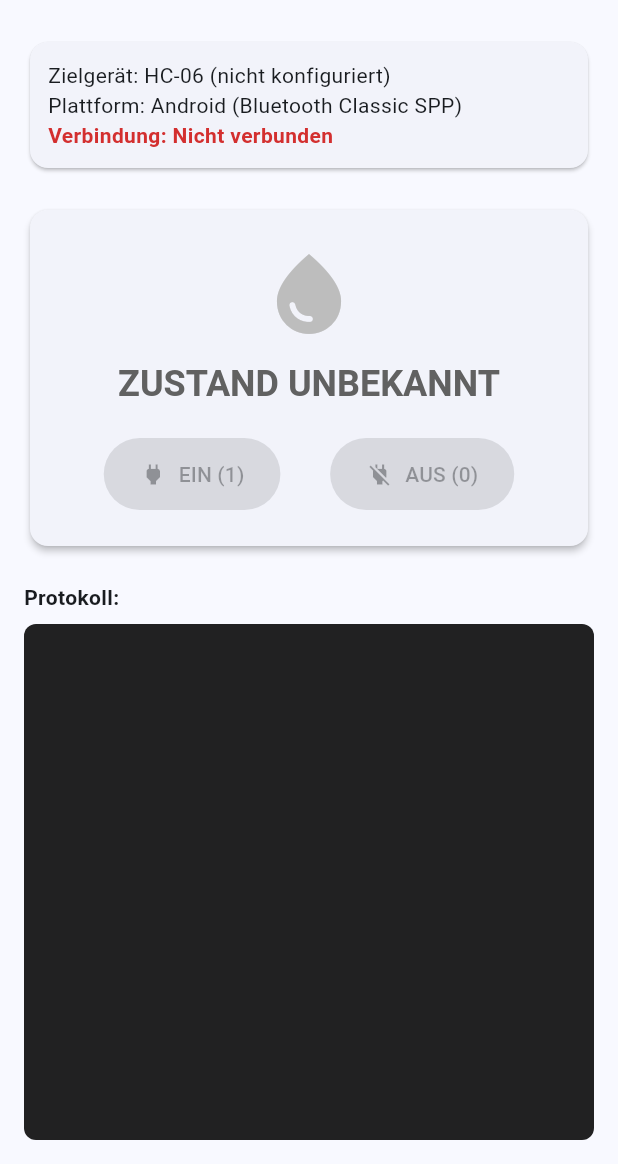
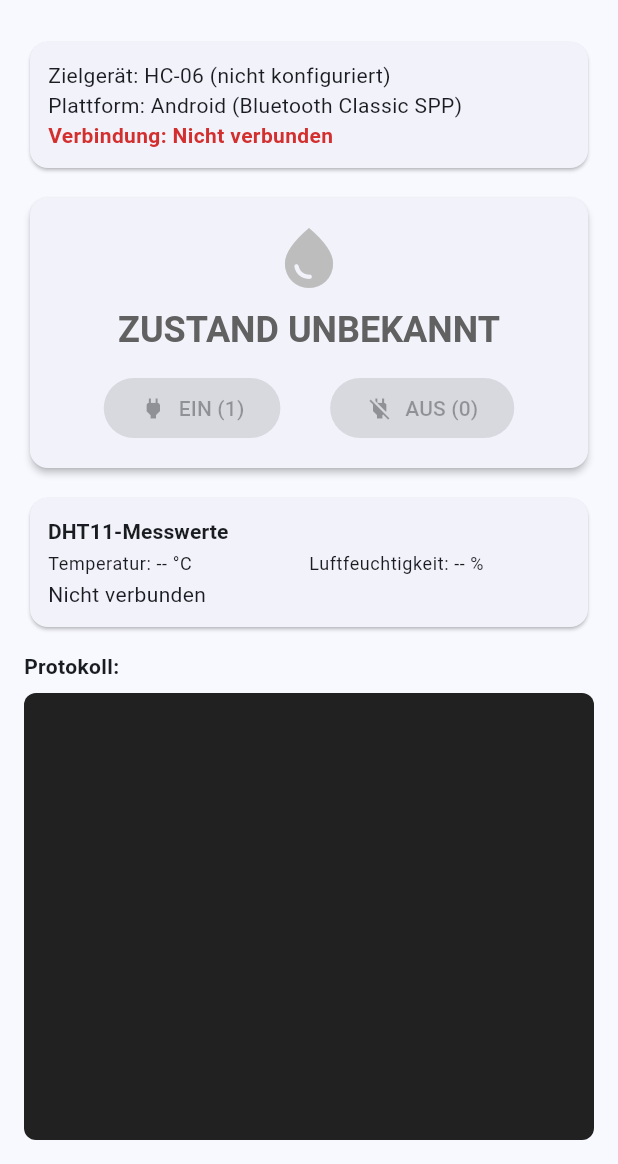
Before and after one commit to Ahmadizaldeen/garten_IoT, a Flutter app: the screen it shows after launch, on a phone screen of 412 x 824 dp, the part 72-1236 px from its top. Run offline on Flutter 3.47's test engine with Material 3 defaults, Android fonts, the phone set to English and light mode, and no system bars; our stand-ins replace permission_handler, shared_preferences; missing offline and left inert: flutter_bluetooth_serial_plus.

Commit message:
feat: integrate DHT11 sensor readings into the Flutter app and update documentation

```diff
--- a/lib/bt_service.dart
+++ b/lib/bt_service.dart
@@ -12,6 +12,17 @@ final class RelayStateChanged extends BluetoothRelayEvent {
   const RelayStateChanged(this.isOn);
 
   final bool isOn;
+}
+
+final class DhtReadingUpdated extends BluetoothRelayEvent {
+  const DhtReadingUpdated(this.temperatureCelsius, this.humidityPercent);
+
+  final double temperatureCelsius;
+  final double humidityPercent;
+}
+
+final class DhtReadingUnavailable extends BluetoothRelayEvent {
+  const DhtReadingUnavailable();
 }
 
 final class BluetoothConnectionLost extends BluetoothRelayEvent {
--- a/lib/pump_protocol.dart
+++ b/lib/pump_protocol.dart
@@ -2,8 +2,30 @@ import 'dart:convert';
 
 enum RelayCommand { turnOn, turnOff, requestState }
 
+sealed class PumpMessage {
+  const PumpMessage();
+}
+
+final class RelayStateMessage extends PumpMessage {
+  const RelayStateMessage(this.isOn);
+
+  final bool isOn;
+}
+
+final class DhtReadingMessage extends PumpMessage {
+  const DhtReadingMessage(this.temperatureCelsius, this.humidityPercent);
+
+  final double temperatureCelsius;
+  final double humidityPercent;
+}
+
+final class DhtSensorErrorMessage extends PumpMessage {
+  const DhtSensorErrorMessage();
+}
+
 abstract final class PumpProtocol {
   static const String statePrefix = 'STATE:';
+  static const String dhtPrefix = 'DHT:';
 
   static String encode(RelayCommand command) {
     return switch (command) {
@@ -19,26 +41,57 @@ abstract final class PumpProtocol {
     if (value == '${statePrefix}0') return false;
     return null;
   }
+
+  // DHT lines carry Celsius and relative humidity; malformed or implausible
+  // readings are ignored rather than shown as sensor data.
+  static PumpMessage? parseMessage(String line) {
+    final value = line.trim();
+    if (value == '${statePrefix}1') return const RelayStateMessage(true);
+    if (value == '${statePrefix}0') return const RelayStateMessage(false);
+
+    if (!value.startsWith(dhtPrefix)) return null;
+    final reading = value.substring(dhtPrefix.length);
+    if (reading == 'ERR') return const DhtSensorErrorMessage();
+
+    final separator = reading.indexOf(',');
+    if (separator <= 0 || separator != reading.lastIndexOf(',')) return null;
+
+    final temperature = double.tryParse(reading.substring(0, separator));
+    final humidity = double.tryParse(reading.substring(separator + 1));
+    if (temperature == null ||
+        humidity == null ||
+        !temperature.isFinite ||
+        !humidity.isFinite ||
+        temperature < 0 ||
+        temperature > 50 ||
+        humidity < 0 ||
+        humidity > 100) {
+      return null;
+    }
+
+    return DhtReadingMessage(temperature, humidity);
+  }
 }
 
-class PumpStateDecoder {
+class PumpMessageDecoder {
   String _buffer = '';
 
-  List<bool> addData(List<int> data) {
+  // SPP may split a line across packets, so retain its unfinished tail.
+  List<PumpMessage> addData(List<int> data) {
     _buffer += ascii.decode(data, allowInvalid: true);
-    final states = <bool>[];
+    final messages = <PumpMessage>[];
 
     var newlineIndex = _buffer.indexOf('\n');
     while (newlineIndex >= 0) {
       final line = _buffer.substring(0, newlineIndex);
       _buffer = _buffer.substring(newlineIndex + 1);
-      final state = PumpProtocol.parseState(line);
-      if (state != null) states.add(state);
+      final message = PumpProtocol.parseMessage(line);
+      if (message != null) messages.add(message);
       newlineIndex = _buffer.indexOf('\n');
     }
 
     if (_buffer.length > 128) _buffer = '';
-    return states;
+    return messages;
   }
 
   void reset() {
--- a/lib/relay_dashboard_screen.dart
+++ b/lib/relay_dashboard_screen.dart
@@ -41,6 +41,9 @@ class _RelayDashboardScreenState extends State<RelayDashboardScreen> {
   bool _isConnected = false;
   bool _isConnecting = false;
   bool? _isRelayOn;
+  double? _temperatureCelsius;
+  double? _humidityPercent;
+  bool _dhtSensorError = false;
 
   @override
   void initState() {
@@ -79,6 +82,7 @@ class _RelayDashboardScreenState extends State<RelayDashboardScreen> {
 
   void _handleBluetoothEvent(BluetoothRelayEvent event) {
     if (!mounted) return;
+    // Sensor events update only their own display state, never the relay state.
     switch (event) {
       case RelayStateChanged(:final isOn):
         setState(() => _isRelayOn = isOn);
@@ -86,11 +90,22 @@ class _RelayDashboardScreenState extends State<RelayDashboardScreen> {
           'Arduino bestätigt: Pumpe ${isOn ? "EIN" : "AUS"}.',
           isStatus: true,
         );
+      case DhtReadingUpdated(:final temperatureCelsius, :final humidityPercent):
+        setState(() {
+          _temperatureCelsius = temperatureCelsius;
+          _humidityPercent = humidityPercent;
+          _dhtSensorError = false;
+        });
+      case DhtReadingUnavailable():
+        setState(() => _dhtSensorError = true);
       case BluetoothConnectionLost():
         setState(() {
           _isConnected = false;
           _isConnecting = false;
           _isRelayOn = null;
+          _temperatureCelsius = null;
+          _humidityPercent = null;
+          _dhtSensorError = false;
         });
         _addLog('Bluetooth-Verbindung wurde unterbrochen.', isStatus: true);
     }
@@ -160,6 +175,9 @@ class _RelayDashboardScreenState extends State<RelayDashboardScreen> {
         setState(() {
           _isConnected = false;
           _isRelayOn = null;
+          _temperatureCelsius = null;
+          _humidityPercent = null;
+          _dhtSensorError = false;
         });
         _addLog(
           'Verbindung zu ${RelayScreenConfig.deviceName} getrennt.',
@@ -170,6 +188,9 @@ class _RelayDashboardScreenState extends State<RelayDashboardScreen> {
           setState(() {
             _isConnected = false;
             _isRelayOn = null;
+            _temperatureCelsius = null;
+            _humidityPercent = null;
+            _dhtSensorError = false;
           });
           _addLog('Trennen fehlgeschlagen: $error', isStatus: true);
         }
@@ -188,6 +209,9 @@ class _RelayDashboardScreenState extends State<RelayDashboardScreen> {
     setState(() {
       _isConnecting = true;
       _isRelayOn = null;
+      _temperatureCelsius = null;
+      _humidityPercent = null;
+      _dhtSensorError = false;
     });
     _addLog(
       'Verbinde mit ${RelayScreenConfig.deviceName} ($_deviceAddress)...',
@@ -229,6 +253,9 @@ class _RelayDashboardScreenState extends State<RelayDashboardScreen> {
           setState(() {
             _isConnected = false;
             _isRelayOn = null;
+            _temperatureCelsius = null;
+            _humidityPercent = null;
+            _dhtSensorError = false;
           });
         }
         _addLog('Sendefehler: $error', isStatus: true);
@@ -241,6 +268,14 @@ class _RelayDashboardScreenState extends State<RelayDashboardScreen> {
     false => 'PUMPE AUS (0)',
     null => 'ZUSTAND UNBEKANNT',
   };
+
+  String get _dhtStatusText {
+    if (_dhtSensorError) return 'Sensorfehler (DHT11)';
+    if (_temperatureCelsius == null || _humidityPercent == null) {
+      return _isConnected ? 'Warte auf Messwerte' : 'Nicht verbunden';
+    }
+    return 'Aktuelle Messwerte';
+  }
 
   @override
   void dispose() {
@@ -350,24 +385,24 @@ class _RelayDashboardScreenState extends State<RelayDashboardScreen> {
                 ),
               ),
             ),
-            const SizedBox(height: 20),
+            const SizedBox(height: 12),
             Card(
               elevation: 2,
               child: Padding(
                 padding: const EdgeInsets.symmetric(
-                  vertical: 24,
+                  vertical: 16,
                   horizontal: 16,
                 ),
                 child: Column(
                   children: [
                     Icon(
                       Icons.water_drop,
-                      size: 64,
+                      size: 48,
                       color: _isRelayOn == true
                           ? Colors.blue
                           : Colors.grey.shade400,
                     ),
-                    const SizedBox(height: 12),
+                    const SizedBox(height: 8),
                     Text(
                       _relayStatusText,
                       style: Theme.of(context).textTheme.headlineSmall
@@ -378,7 +413,7 @@ class _RelayDashboardScreenState extends State<RelayDashboardScreen> {
                                 : Colors.grey.shade700,
                           ),
                     ),
-                    const SizedBox(height: 20),
+                    const SizedBox(height: 12),
                     Row(
                       mainAxisAlignment: MainAxisAlignment.spaceEvenly,
                       children: [
@@ -393,7 +428,7 @@ class _RelayDashboardScreenState extends State<RelayDashboardScreen> {
                             foregroundColor: Colors.white,
                             padding: const EdgeInsets.symmetric(
                               horizontal: 24,
-                              vertical: 14,
+                              vertical: 10,
                             ),
                           ),
                         ),
@@ -408,7 +443,7 @@ class _RelayDashboardScreenState extends State<RelayDashboardScreen> {
                             foregroundColor: Colors.white,
                             padding: const EdgeInsets.symmetric(
                               horizontal: 24,
-                              vertical: 14,
+                              vertical: 10,
                             ),
                           ),
                         ),
@@ -418,7 +453,45 @@ class _RelayDashboardScreenState extends State<RelayDashboardScreen> {
                 ),
               ),
             ),
-            const SizedBox(height: 20),
+            const SizedBox(height: 12),
+            Card(
+              key: const Key('dht11-reading-card'),
+              child: Padding(
+                padding: const EdgeInsets.all(12),
+                child: Column(
+                  crossAxisAlignment: CrossAxisAlignment.start,
+                  children: [
+                    Text(
+                      'DHT11-Messwerte',
+                      style: Theme.of(context).textTheme.titleSmall
+                          ?.copyWith(fontWeight: FontWeight.bold),
+                    ),
+                    const SizedBox(height: 4),
+                    Row(
+                      children: [
+                        Expanded(
+                          child: Text(
+                            'Temperatur: '
+                            '${_temperatureCelsius?.toStringAsFixed(1) ?? "--"} °C',
+                            style: Theme.of(context).textTheme.bodySmall,
+                          ),
+                        ),
+                        Expanded(
+                          child: Text(
+                            'Luftfeuchtigkeit: '
+                            '${_humidityPercent?.toStringAsFixed(1) ?? "--"} %',
+                            style: Theme.of(context).textTheme.bodySmall,
+                          ),
+                        ),
+                      ],
+                    ),
+                    const SizedBox(height: 2),
+                    Text(_dhtStatusText, key: const Key('dht11-status')),
+                  ],
+                ),
+              ),
+            ),
+            const SizedBox(height: 12),
             const Text(
               'Protokoll:',
               style: TextStyle(fontWeight: FontWeight.bold),
```
Also changed, not shown: lib/bt_service_android.dart (+19 -6 lines), 4 other files.
